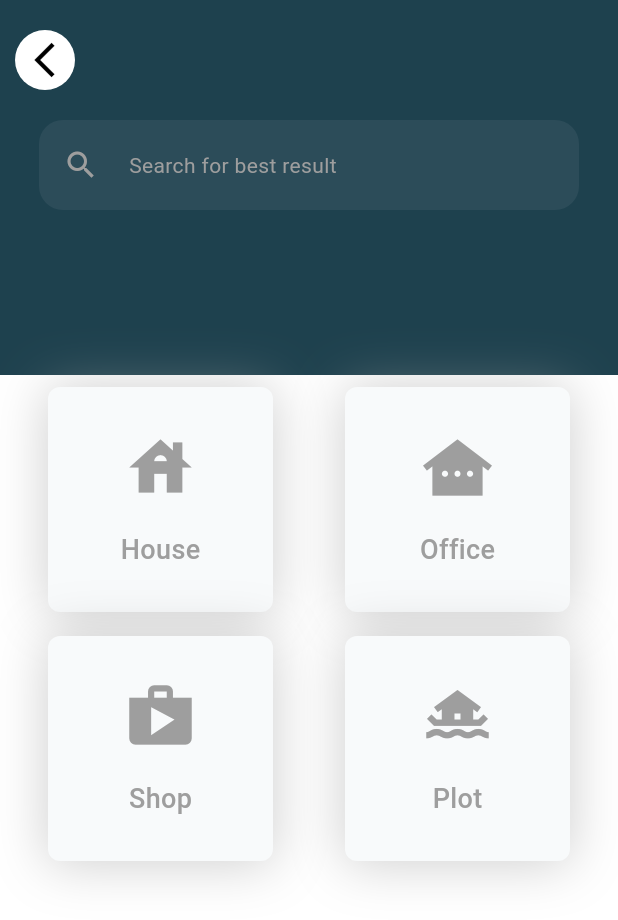
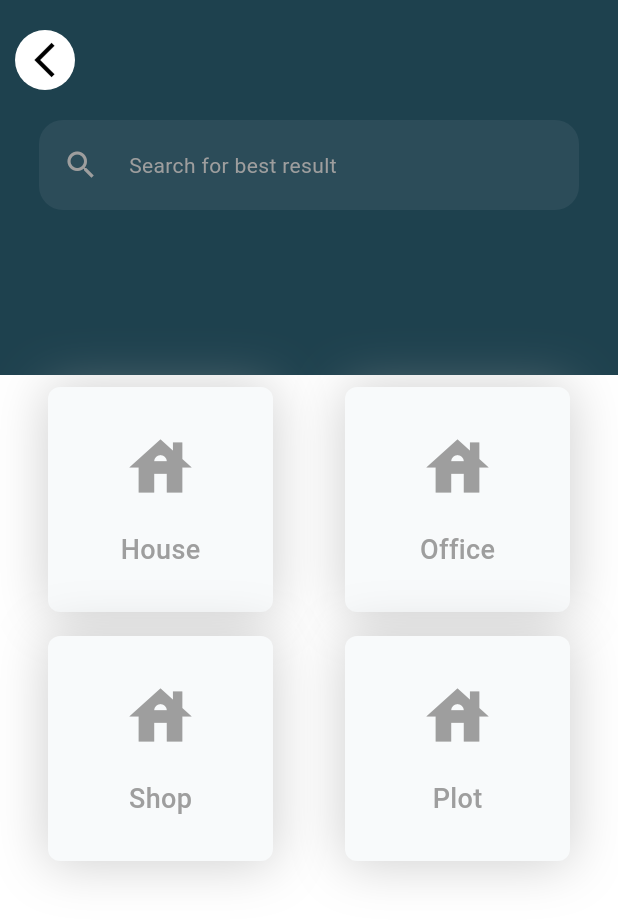
Before and after one commit to UsmanAfzal8/Real_Estate_Flutter, a Flutter app: the screen it shows after launch, on a phone screen of 412 x 824 dp. Shown: the top 920 px of the screen. Run offline on Flutter 3.47's test engine with Material 2 defaults, Android fonts, the phone set to English and light mode, and no system bars; Roboto replaces fonts that are missing (DMSans, Heebo).

Commit message:
icon images update

```diff
--- a/lib/screen/main_screen.dart
+++ b/lib/screen/main_screen.dart
@@ -1,5 +1,7 @@
 import 'package:flutter/material.dart';
 import 'package:real_estate/widgets/custom/for_text_custom_widget.dart';
+
+import '../widgets/custom/custom_icon_button.dart';
 
 class MainScreen extends StatelessWidget {
   const MainScreen({super.key});
@@ -67,9 +69,9 @@ class MainScreen extends StatelessWidget {
                 padding: const EdgeInsets.all(8.0),
                 child: Row(
                   mainAxisAlignment: MainAxisAlignment.spaceAround,
-                  children: [
-                    types('House', Icons.house),
-                    types('Office', Icons.other_houses_sharp),
+                  children: const <Widget>[
+                    CustomIconButton(title: 'House', icon: Icons.house),
+                    CustomIconButton(title: 'Office', icon: Icons.house),
                   ],
                 ),
               ),
@@ -77,9 +79,9 @@ class MainScreen extends StatelessWidget {
                 padding: const EdgeInsets.all(8.0),
                 child: Row(
                   mainAxisAlignment: MainAxisAlignment.spaceAround,
-                  children: [
-                    types('Shop', Icons.shop),
-                    types('Plot', Icons.houseboat_sharp),
+                  children: const <Widget>[
+                    CustomIconButton(title: 'Shop', icon: Icons.house),
+                    CustomIconButton(title: 'Plot', icon: Icons.house),
                   ],
                 ),
               ),
@@ -89,42 +91,4 @@ class MainScreen extends StatelessWidget {
       ),
     );
   }
-
-  Widget types(String title, IconData icon) {
-    return Container(
-      height: 150,
-      width: 150,
-      decoration: BoxDecoration(
-        borderRadius: BorderRadius.circular(8),
-        color: const Color(0xfff8fafb),
-        boxShadow: [
-          BoxShadow(
-            color: Colors.grey.withOpacity(0.5),
-            spreadRadius: 0.5,
-            blurRadius: 30,
-            offset: const Offset(0, 1), // changes position of shadow
-          ),
-        ],
-      ),
-      child: Padding(
-        padding: const EdgeInsets.symmetric(horizontal: 20, vertical: 20),
-        child: Column(
-          mainAxisAlignment: MainAxisAlignment.spaceAround,
-          children: [
-            Icon(
-              icon,
-              color: Colors.grey,
-              size: 50,
-            ),
-            ForText(
-              name: title,
-              color: Colors.grey,
-              size: 18,
-              bold: true,
-            )
-          ],
-        ),
-      ),
-    );
-  }
 }
--- a/lib/utilities/app_images.dart
+++ b/lib/utilities/app_images.dart
@@ -1,3 +1,12 @@
 class AppImages {
   static String get homeBackground => 'assets/image/home_background.jpg';
+
+
+
+  //icons
+
+  static String get houseIcon => 'assets/icon/home.png';
+  static String get officeIcon => 'assets/icon/location.png';
+  static String get plotIcon => 'assets/icon/plot.png';
+  static String get shopIcon => 'assets/icon/store.png';
 }
--- /dev/null
+++ b/lib/widgets/custom/custom_icon_button.dart
@@ -0,0 +1,53 @@
+// ignore_for_file: public_member_api_docs, sort_constructors_first
+import 'package:flutter/material.dart';
+
+import 'for_text_custom_widget.dart';
+
+class CustomIconButton extends StatelessWidget {
+  final String title;
+  final IconData icon;
+  const CustomIconButton({
+    Key? key,
+    required this.title,
+    required this.icon,
+  }) : super(key: key);
+
+  @override
+  Widget build(BuildContext context) {
+    return Container(
+      height: 150,
+      width: 150,
+      decoration: BoxDecoration(
+        borderRadius: BorderRadius.circular(8),
+        color: const Color(0xfff8fafb),
+        boxShadow: [
+          BoxShadow(
+            color: Colors.grey.withOpacity(0.5),
+            spreadRadius: 0.5,
+            blurRadius: 30,
+            offset: const Offset(0, 1), // changes position of shadow
+          ),
+        ],
+      ),
+      child: Padding(
+        padding: const EdgeInsets.symmetric(horizontal: 20, vertical: 20),
+        child: Column(
+          mainAxisAlignment: MainAxisAlignment.spaceAround,
+          children: [
+            Icon(
+              icon,
+              color: Colors.grey,
+              size: 50,
+            ),
+            ForText(
+              name: title,
+              color: Colors.grey,
+              size: 18,
+              bold: true,
+            )
+          ],
+        ),
+      ),
+    );
+  }
+}
--- a/lib/widgets/custom/for_text_custom_widget.dart
+++ b/lib/widgets/custom/for_text_custom_widget.dart
@@ -1,5 +1,4 @@
 import 'package:flutter/material.dart';
-import 'package:google_fonts/google_fonts.dart';
 
 class ForText extends StatelessWidget {
   const ForText({
@@ -18,7 +17,7 @@ class ForText extends StatelessWidget {
   Widget build(BuildContext context) {
     return Text(
       name,
-      style: GoogleFonts.heebo(
+      style: TextStyle(
         color: color ?? Colors.black,
         fontSize: size,
         fontWeight: bold == true ? FontWeight.w500 : FontWeight.w400,
--- a/pubspec.yaml
+++ b/pubspec.yaml
@@ -65,6 +65,7 @@ flutter:
   assets:
     - assets/image/
     - assets/logo/
+    - assets/icon/
 
   # An image asset can refer to one or more resolution-specific "variants", see
   # https://flutter.dev/assets-and-images/#resolution-aware
```
Also changed, not shown: assets/icon/home.png (added), assets/icon/location.png (added), assets/icon/plot.png (added), assets/icon/store.png (added).
